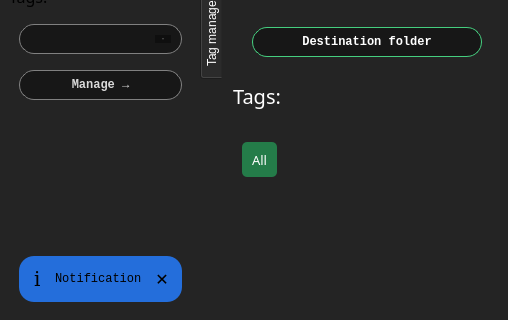
Qt form window.ui (GazButane/MatterIndex) before a commit; both pictures show x 0 to 508 and y 165 to 485 of the 1248 by 595 pixel window.
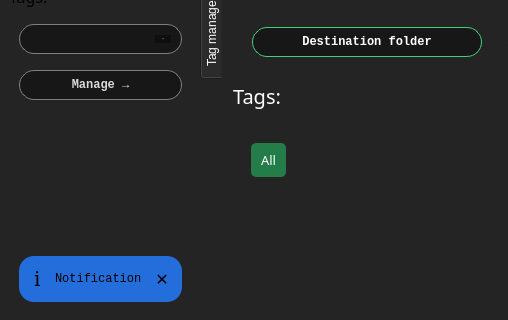
The same form after that commit. The open tabs and pages were chosen to show the change. Icons and pictures are not drawn.

What changed in the file:
```diff
--- a/window.ui
+++ b/window.ui
@@ -1385,6 +1385,15 @@
             </property>
             <layout class="QHBoxLayout" name="horizontalLayout_7">
              <item>
+              <widget class="QFrame" name="OBJWidgetContainer">
+               <property name="frameShape">
+                <enum>QFrame::StyledPanel</enum>
+               </property>
+               <property name="frameShadow">
+                <enum>QFrame::Raised</enum>
+               </property>
+               <layout class="QHBoxLayout" name="horizontalLayout_9">
+                <item>
               <widget class="QPushButton" name="TagEditButton">
                <property name="sizePolicy">
                 <sizepolicy hsizetype="Minimum" vsizetype="Fixed">
@@ -1432,6 +1441,9 @@
                <property name="text">
                 <string>All</string>
                </property>
+                 </widget>
+                </item>
+               </layout>
               </widget>
              </item>
              <item>
```
Left out of the diff: 6 changed lines with no effect on the pictures. Lines whose indentation alone changed are shown as unchanged.
